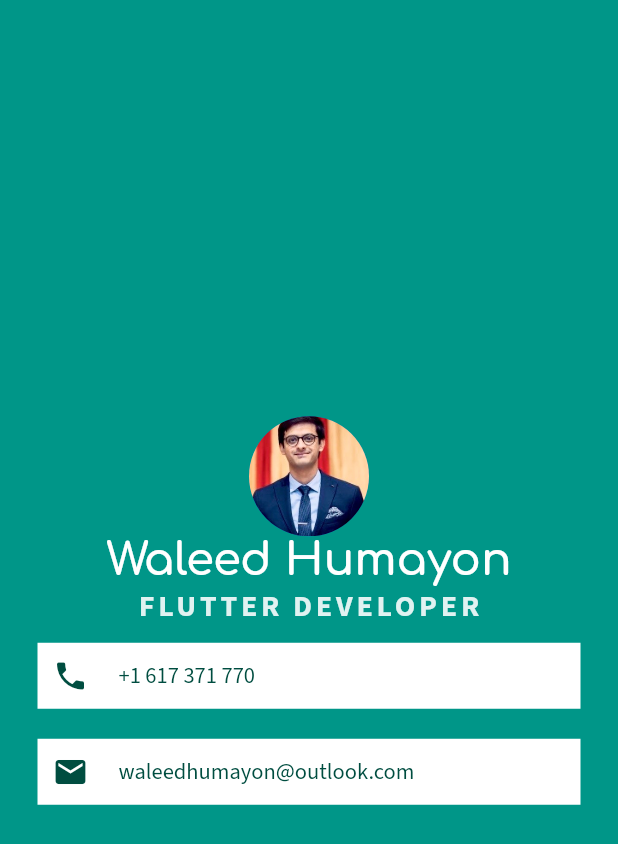
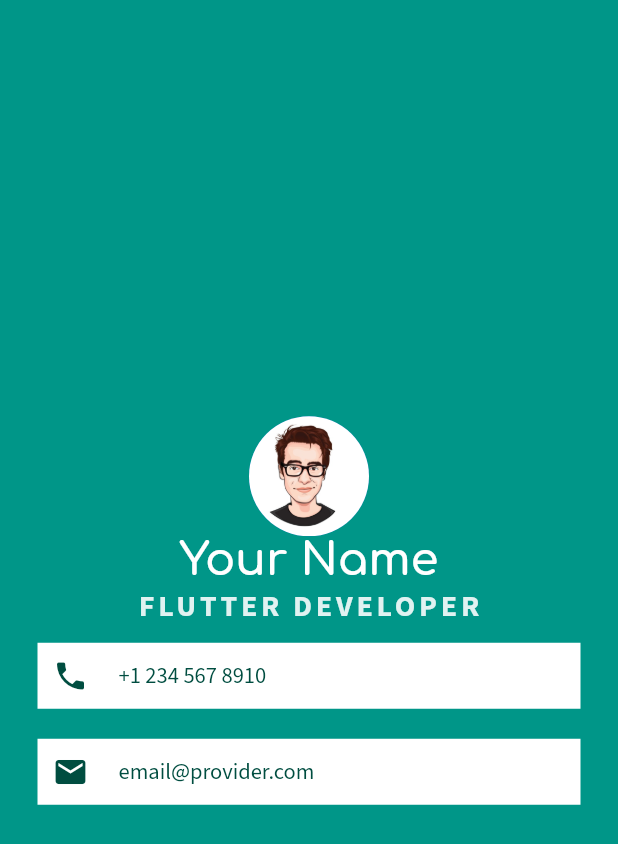
Before and after one commit to waleedhumayon/MiCard, a Flutter app: the screen it shows after launch, on a phone screen of 412 x 824 dp. Shown: the top 844 px of the screen. Run offline on Flutter 3.47's test engine with Material 2 defaults, Android fonts, the phone set to English and light mode, and no system bars.

Commit message:
Added generics for use.

```diff
--- a/lib/main.dart
+++ b/lib/main.dart
@@ -18,10 +18,10 @@ class MyApp extends StatelessWidget {
             children: <Widget>[
               CircleAvatar(
                 radius: 40.0,
-                backgroundImage: AssetImage('images/waleed.JPG'),
+                backgroundImage: AssetImage('images/urpicture.jpg'),
               ),
               Text(
-                'Waleed Humayon',
+                'Your Name',
                 style: TextStyle(
                   fontSize: 30.0,
                   fontWeight: FontWeight.bold,
@@ -53,7 +53,7 @@ class MyApp extends StatelessWidget {
                       width: 20.0,
                     ),
                     Text(
-                      '+1 617 371 770',
+                      '+1 234 567 8910',
                       style: TextStyle(
                         fontSize: 15.0,
                         fontFamily: 'SourceSansPro',
@@ -77,7 +77,7 @@ class MyApp extends StatelessWidget {
                       width: 20.0,
                     ),
                     Text(
-                      'waleedhumayon@outlook.com',
+                      'email@provider.com',
                       style: TextStyle(
                         color: Colors.teal.shade900,
                         fontSize: 15.0,
--- a/pubspec.yaml
+++ b/pubspec.yaml
@@ -46,7 +46,7 @@ flutter:
 
   # To add assets to your application, add an assets section, like this:
   assets:
-    - images/waleed.JPG
+    - images/urpicture.jpg
   #   - images/a_dot_ham.jpeg
 
   # An image asset can refer to one or more resolution-specific "variants", see
```
Also changed, not shown: images/urpicture.jpg (added).
